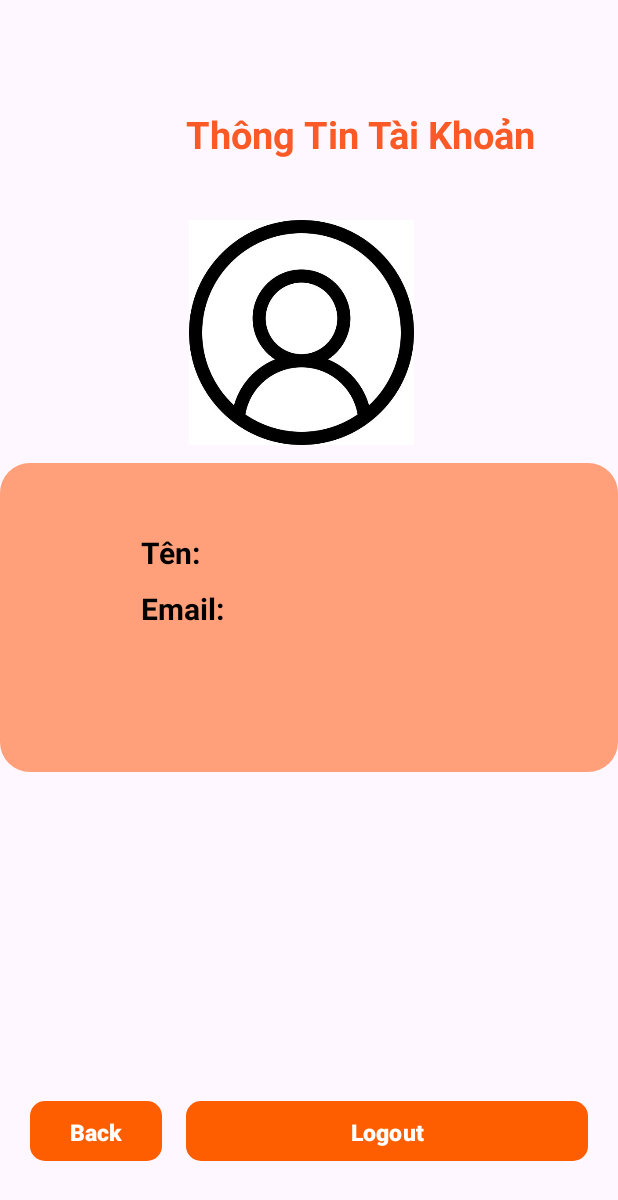
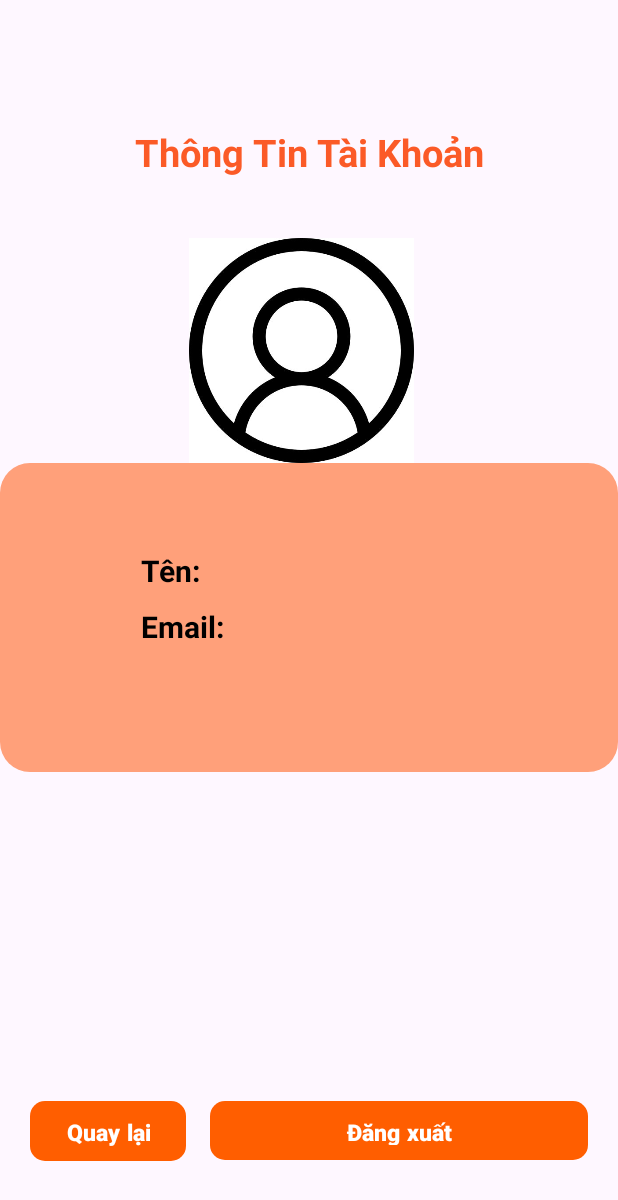
Before and after one commit to damthao2003/FoodApp, an Android app: the screen it shows after launch once a user with an empty profile is signed in (LogoutActivity), after a tap on an icon or button, on a phone screen of 412 x 824 dp. Shown: the top 1200 px of the screen. Run offline under Robolectric (Android 15) with nearby library versions, the light colour scheme and no system bars; our stand-ins replace Firebase (no records; nobody signed in at launch, a user with empty details on screens opened directly); pictures from the network do not load.

Commit message:
sua lai chu TV man account

```diff
--- a/app/src/main/res/layout/activity_logout.xml
+++ b/app/src/main/res/layout/activity_logout.xml
@@ -24,7 +24,7 @@
         android:layout_width="wrap_content"
         android:layout_height="wrap_content"
         android:layout_marginStart="90dp"
-        android:layout_marginTop="72dp"
+        android:layout_marginTop="84dp"
 
         android:layout_marginEnd="55dp"
 
@@ -33,7 +33,7 @@
         android:textSize="25dp"
         android:textStyle="bold"
         app:layout_constraintEnd_toEndOf="parent"
-        app:layout_constraintHorizontal_bias="1.0"
+        app:layout_constraintHorizontal_bias="0.0"
         app:layout_constraintStart_toStartOf="parent"
         app:layout_constraintTop_toTopOf="parent" />
 
@@ -102,20 +102,20 @@
             android:id="@+id/buttonBack"
             android:layout_width="wrap_content"
             android:layout_height="40dp"
-            android:text="Back"
             android:background="@drawable/orange_button"
+            android:text="Quay lại"
             android:textSize="15dp"
             android:textStyle="bold" />
 
         <!-- Nút Logout -->
         <Button
             android:id="@+id/buttonLogout"
-            android:layout_width="match_parent"
-            android:layout_height="40dp"
+            android:layout_width="252dp"
+            android:layout_height="39dp"
+            android:layout_marginStart="16dp"
             android:layout_toEndOf="@id/buttonBack"
-            android:layout_marginStart="16dp"
-            android:text="Logout"
             android:background="@drawable/orange_button"
+            android:text="Đăng xuất"
             android:textSize="15dp"
             android:textStyle="bold" />
 
```
